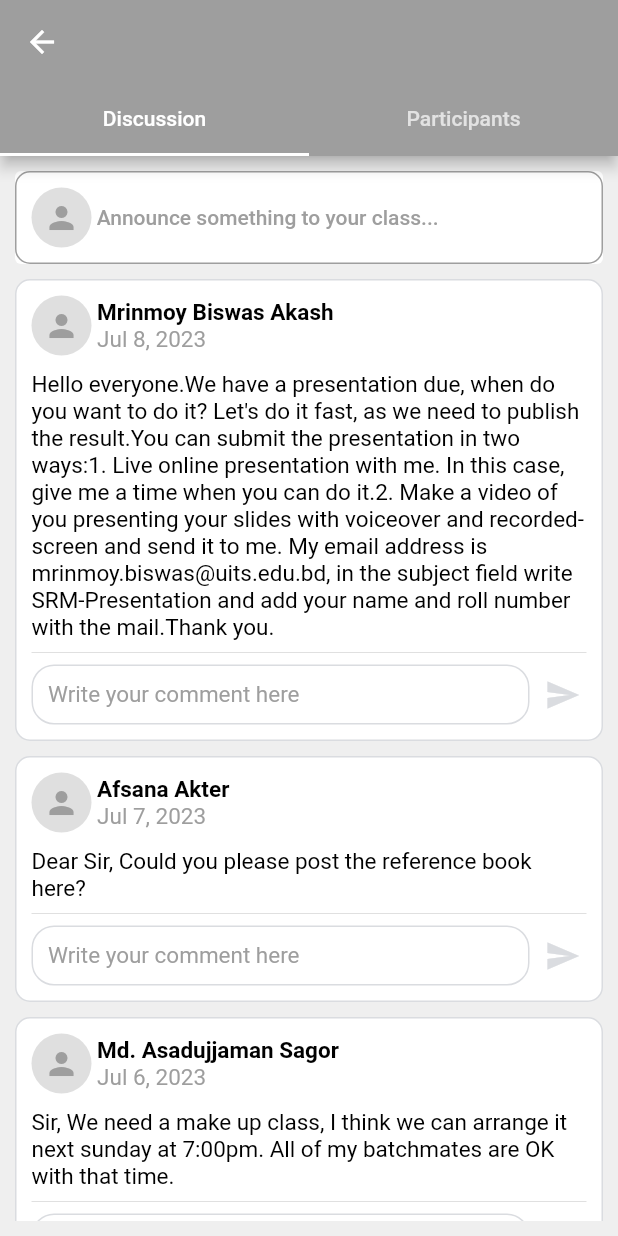
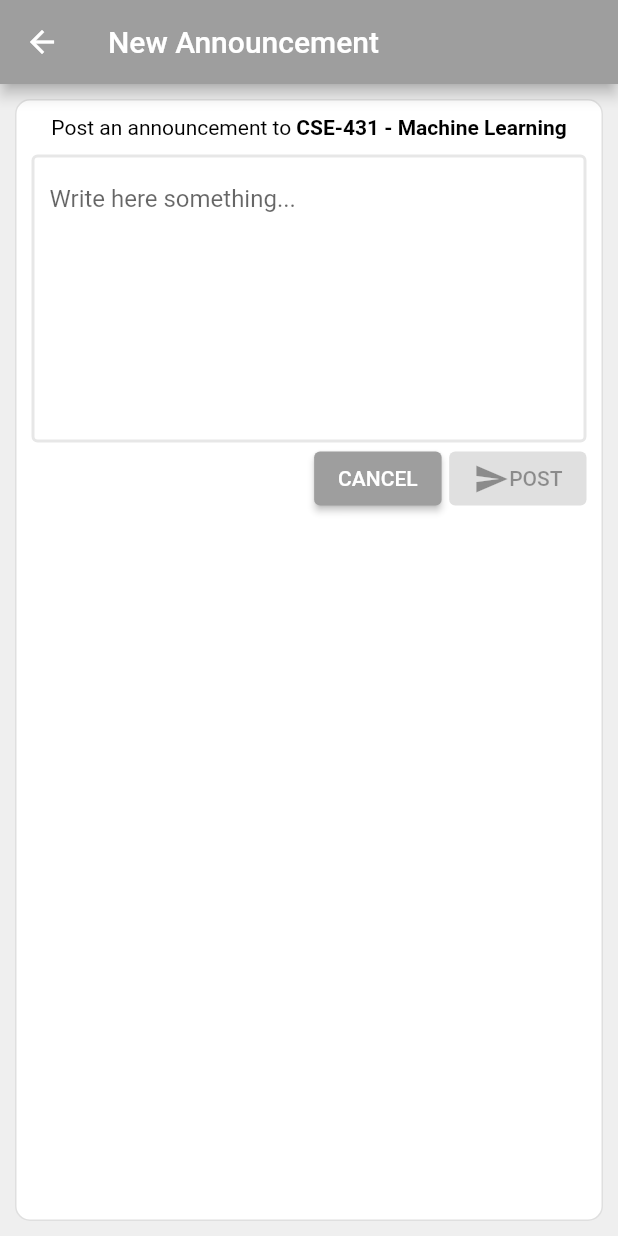
Before and after one commit to sagordev/learning-space, a Flutter app: the Details screen opened directly with empty values, after a tap on "Announce something to your class...", on a phone screen of 412 x 824 dp. Run offline on Flutter 3.47's test engine with Material 2 defaults, Android fonts, the phone set to English and light mode, and no system bars.

Commit message:
Updates on announcement posting

```diff
--- a/lib/views/app/dashboard/tabs/myClasses/details/details.dart
+++ b/lib/views/app/dashboard/tabs/myClasses/details/details.dart
@@ -29,7 +29,7 @@ class _Details extends State<Details>{
             padding: EdgeInsets.all(10),
             child: TabBarView(
               children: [
-                Discussion(),
+                Discussion(color: widget.color),
                 Text("Tab 2")
               ],
             )
--- a/lib/views/app/dashboard/tabs/myClasses/details/discussion.dart
+++ b/lib/views/app/dashboard/tabs/myClasses/details/discussion.dart
@@ -1,7 +1,9 @@
 import 'package:flutter/material.dart';
+import 'package:learning_space/views/app/dashboard/tabs/myClasses/details/post_discussion.dart';
 
 class Discussion extends StatefulWidget{
-  const Discussion({super.key});
+  final Color color;
+  const Discussion({super.key, required this.color});
   @override
   State<StatefulWidget> createState() => _Discussion();
 }
@@ -97,8 +99,12 @@ class _Discussion extends State<Discussion>{
 
   Widget getAnnouncementPostOption(){
     return Padding(padding: EdgeInsets.only(bottom: 10),
-      child: TextButton(
-          onPressed: (){},
+      child: ClipRRect(
+        borderRadius: BorderRadius.all(Radius.circular(10)),
+        child: TextButton(
+          onPressed: (){
+            Navigator.of(context).push(MaterialPageRoute(builder: (context) => PostDiscussion(color: widget.color)));
+          },
           style: TextButton.styleFrom(
             backgroundColor: Colors.white,
             padding: EdgeInsets.all(0),
@@ -106,7 +112,7 @@ class _Discussion extends State<Discussion>{
           child: Container(
             padding: EdgeInsets.all(10),
             decoration: BoxDecoration(
-              border: Border.all(width: 1, color: Colors.grey),
+              border: Border.all(width: 1, color: Color(0xFFDFDFDF)),
               borderRadius: BorderRadius.all(Radius.circular(10))
             ),
             child: Row(
@@ -117,6 +123,6 @@ class _Discussion extends State<Discussion>{
             ),
           )
       )
-    );
+    ));
   }
 }
--- /dev/null
+++ b/lib/views/app/dashboard/tabs/myClasses/details/post_discussion.dart
@@ -0,0 +1,101 @@
+import 'package:flutter/material.dart';
+
+class PostDiscussion extends StatefulWidget{
+  const PostDiscussion({super.key, required this.color});
+  final Color color;
+  @override
+  State<StatefulWidget> createState() => _PostDiscussion();
+}
+
+class _PostDiscussion extends State<PostDiscussion>{
+  final formKey = GlobalKey<FormState>();
+  late String text;
+  @override
+  Widget build(BuildContext context) {
+    return Scaffold(
+      appBar: AppBar(
+        title: Text("New Announcement"),
+        backgroundColor: widget.color,
+      ),
+      body: Padding(
+        padding: EdgeInsets.all(10),
+        child: Container(
+          padding: EdgeInsets.all(10),
+          decoration: BoxDecoration(
+            color: Colors.white,
+            borderRadius: BorderRadius.circular(10),
+            border: Border.all(width: 1, color: Color(0xFFDFDFDF)),
+          ),
+          child: Column(
+            children: [
+              RichText(
+                  text: TextSpan(
+                    style: TextStyle(color: Colors.black),
+                    children: [
+                      TextSpan(text: "Post an announcement to "),
+                      TextSpan(text: "CSE-431 - Machine Learning", style: TextStyle(fontWeight: FontWeight.bold))
+                    ]
+                  ),
+              ),
+              SizedBox(height: 10,),
+              Form(
+                key: formKey,
+                child: getForm(),
+              )
+            ],
+          ),
+        ),
+      ),
+    );
+  }
+
+  Widget getForm(){
+    return Expanded(
+        child: Column(
+            children: [
+              TextFormField(
+                minLines: 8,
+                maxLines: 12,
+                decoration: InputDecoration(
+                  hintText: "Write here something..."
+                ),
+                validator: (String? value){
+                  return (value != null && value.trim().length < 1 ? 'Write Something First' : null);
+                },
+                onChanged: (val) => {
+                  setState((){
+                    text = val;
+                  })
+                },
+              ),
+              Row(
+                mainAxisAlignment: MainAxisAlignment.end,
+                children: [
+                  ElevatedButton(
+                    onPressed:  ()async{
+                      Navigator.of(context).pop();
+                    }, child: Text("CANCEL"),
+                    style: ElevatedButton.styleFrom(
+                        backgroundColor: Colors.grey
+                    ),
+                  ),
+                  SizedBox(width: 5,),
+                  ElevatedButton(onPressed: formKey.currentState != null && formKey.currentState!.validate() ? (){
+                    formKey.currentState!.save();
+                    print(this.text);
+                  } : null,
+
+                      child: Row(
+                        children: [
+                          Icon(Icons.send),
+                          Text("POST")
+                        ],
+                      )
+                  )
+                ],
+              )
+            ]
+        )
+    );
+  }
+}
```
